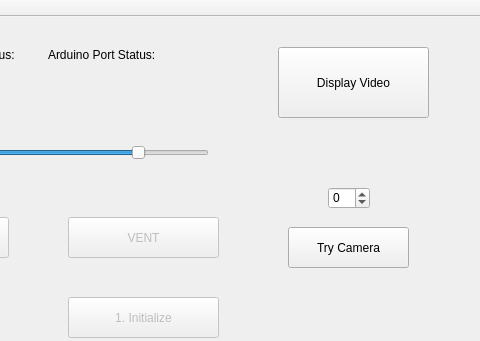
Old version of the form mainwindow.ui in the repository liviaz/PressureSystem; both pictures show x 182 to 662 and y 0 to 341 of the 662 by 709 pixel window.
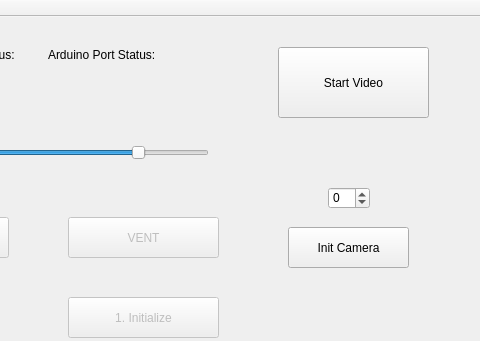
New version of the form.

Commit message:
Camera initialization works
Also fixed some thread issues with QTimer,

What changed in the file:
```diff
--- a/mainwindow.ui
+++ b/mainwindow.ui
@@ -379,7 +379,7 @@
      </rect>
     </property>
     <property name="text">
-     <string>Display Video</string>
+     <string>Start Video</string>
     </property>
    </widget>
    <widget class="QSpinBox" name="cameraIdSpinBox">
@@ -411,7 +411,7 @@
      </rect>
     </property>
     <property name="text">
-     <string>Try Camera</string>
+     <string>Init Camera</string>
     </property>
    </widget>
   </widget>
```
Left out of the diff: 4 changed lines with no effect on the pictures. The commit also changes 7 other files.
